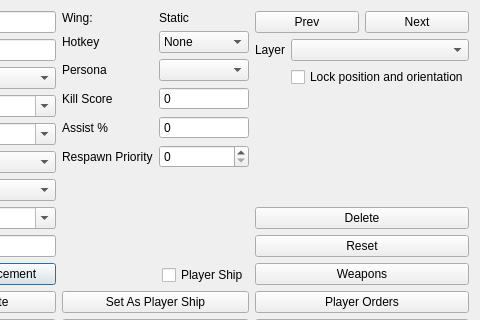
This is qtfred/ui/ShipEditorDialog.ui in MjnMixael/fs2open.github.com as Qt 5 draws it before an edit; both pictures show x 108 to 588 and y 0 to 320 of the 588 by 849 pixel window. The edited form follows.
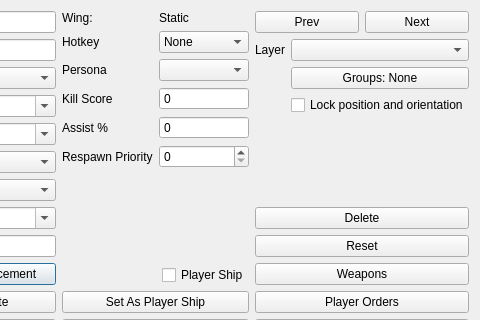
This is the edited form. Custom widgets are drawn as their Qt base class.

Commit message: QtFRED: selection groups for every object, and a Select menu

Patch:
```diff
--- a/qtfred/ui/ShipEditorDialog.ui
+++ b/qtfred/ui/ShipEditorDialog.ui
@@ -460,6 +460,16 @@
             <widget class="QComboBox" name="layerCombo"/>
            </item>
            <item row="1" column="1">
+            <widget class="QPushButton" name="groupsButton">
+             <property name="toolTip">
+              <string>The selection groups this is in (Select menu, Ctrl+1 to Ctrl+9 to select a group). Click to change them.</string>
+             </property>
+             <property name="text">
+              <string>Groups: None</string>
+             </property>
+            </widget>
+           </item>
+           <item row="2" column="1">
             <widget class="QCheckBox" name="transformLockCheck">
              <property name="toolTip">
               <string>Locked objects stay where they are: dragging, the transform toolbar, the Orient editor, Level and Align, and formation changes all leave them alone. A ship docked to a locked ship is held too.</string>
```
Left out of the diff: 1 changed line with no effect on the pictures. The commit also changes 52 other files.
